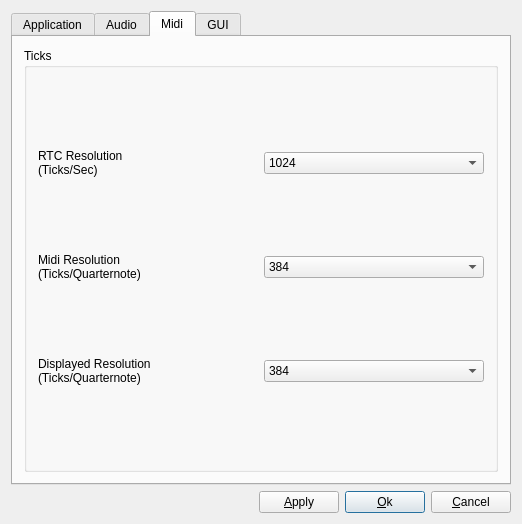
Old version of the form muse2/muse/widgets/gensetbase.ui in the repository emrum/muse.
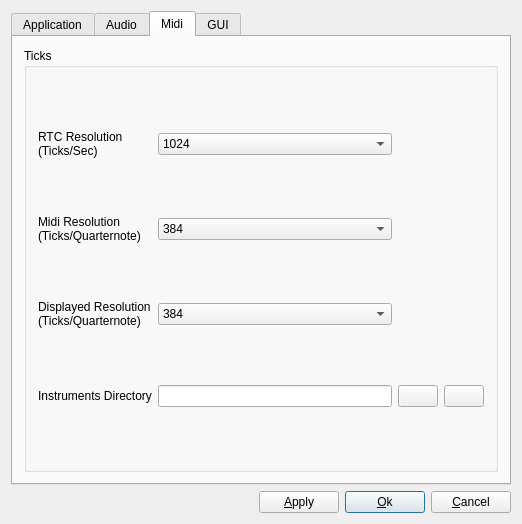
New version of the form. The open tabs and pages were chosen to show the change.

Commit message: Commit of the beast. User instruments path is made user configurable. Removed env. variables usage.

What changed in the file:
```diff
--- a/muse2/muse/widgets/gensetbase.ui
+++ b/muse2/muse/widgets/gensetbase.ui
@@ -907,13 +907,7 @@
          <property name="title">
           <string>Ticks</string>
          </property>
-         <layout class="QGridLayout">
-          <property name="margin">
-           <number>11</number>
-          </property>
-          <property name="spacing">
-           <number>6</number>
-          </property>
+         <layout class="QGridLayout" name="gridLayout9">
           <item row="0" column="0">
            <widget class="QLabel" name="TextLabel3">
             <property name="text">
@@ -1085,6 +1079,30 @@
             </item>
            </widget>
           </item>
+          <item row="3" column="0">
+           <widget class="QLabel" name="TextLabel3_4">
+            <property name="text">
+             <string>Instruments Directory</string>
+            </property>
+           </widget>
+          </item>
+          <item row="3" column="1">
+           <widget class="QLineEdit" name="userInstrumentsPath"/>
+          </item>
+          <item row="3" column="2">
+           <widget class="QPushButton" name="selectInstrumentsDirButton">
+            <property name="text">
+             <string/>
+            </property>
+           </widget>
+          </item>
+          <item row="3" column="3">
+           <widget class="QPushButton" name="defaultInstrumentsDirButton">
+            <property name="text">
+             <string/>
+            </property>
+           </widget>
+          </item>
          </layout>
         </widget>
        </item>
```
The commit also changes 11 other files.
